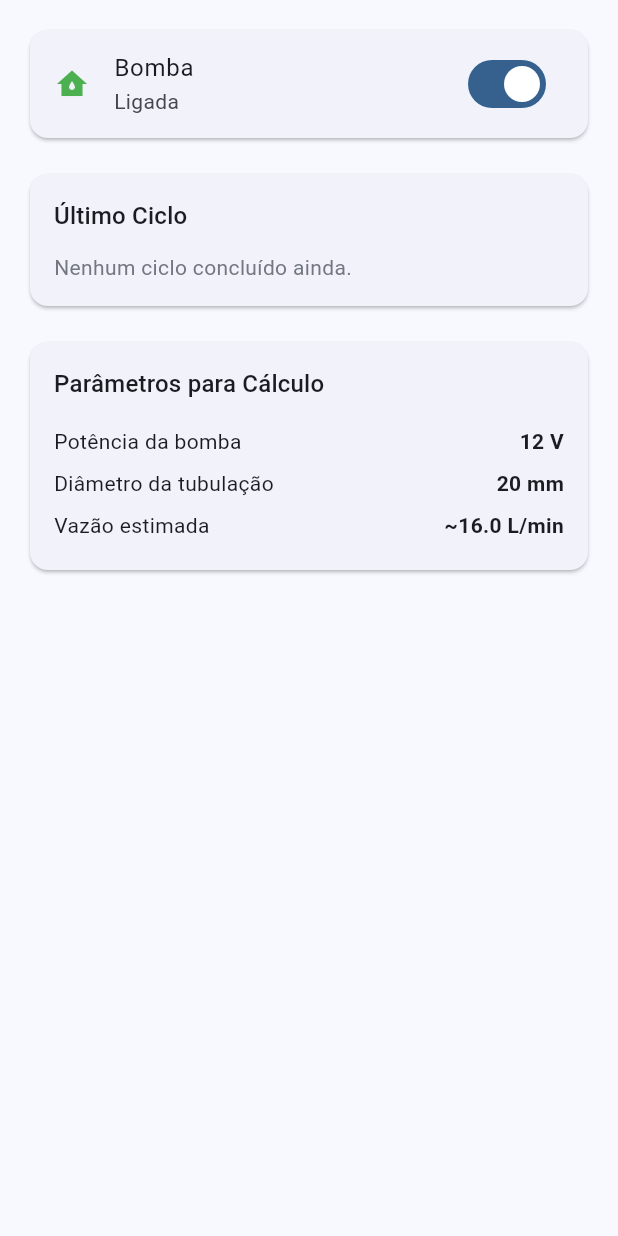
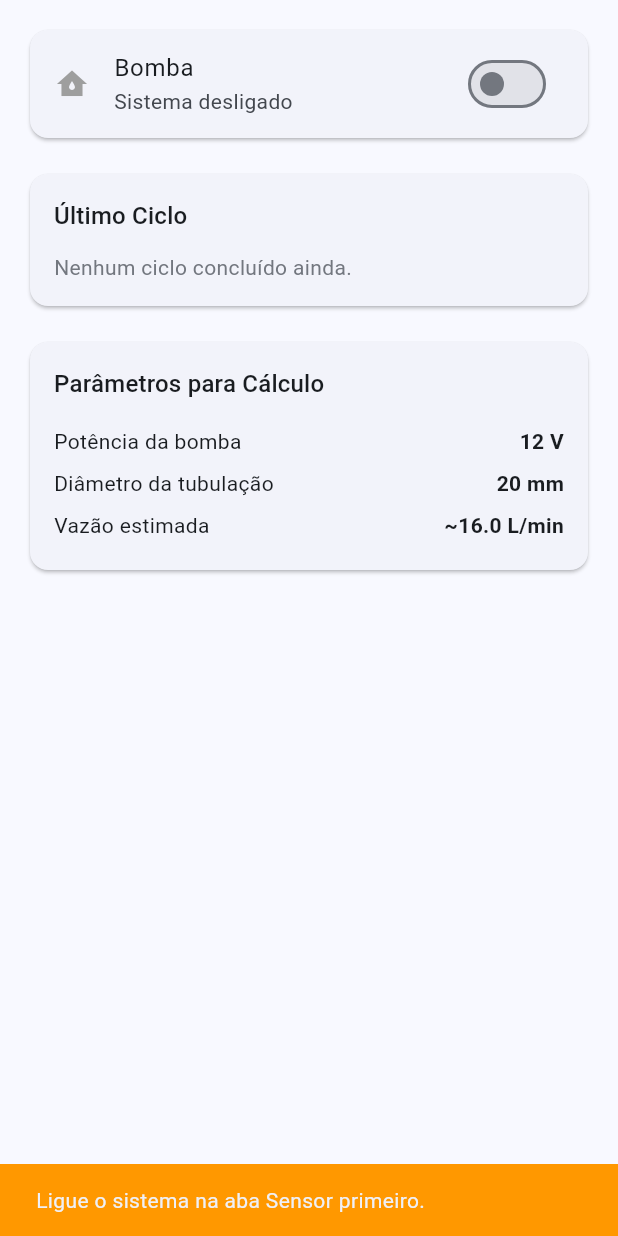
Before and after one commit to EJSeguro/controle-de-irrigacao, a Flutter app: the PumpScreen widget shown alone on an empty page, opened directly, after a tap on "Bomba", on a phone screen of 412 x 824 dp. Run offline on Flutter 3.47's test engine with Material 3 defaults, Android fonts, the phone set to English and light mode, and no system bars; our stand-ins replace shared_preferences, sqflite; missing offline and left inert: mqtt_client; accounts and stored records are empty.

Commit message:
fix: bomba so pode ser ligada se sessao ativa; feedback visual no pump screen

```diff
--- a/app/lib/providers/system_provider.dart
+++ b/app/lib/providers/system_provider.dart
@@ -393,6 +393,7 @@ class SystemProvider extends ChangeNotifier {
   }
 
   void ligarBomba() {
+    if (!_sessaoAtiva) return;
     _bombaDesligadaManual = false;
     _bombaLigada = true;
     _bombaLigadaDesde = DateTime.now();
--- a/app/lib/screens/pump_screen.dart
+++ b/app/lib/screens/pump_screen.dart
@@ -22,14 +22,25 @@ class PumpScreen extends StatelessWidget {
         Card(
           child: SwitchListTile(
             title: const Text('Bomba'),
-            subtitle: Text(system.bombaDesligadaManual
-                ? 'Desligada manualmente'
-                : system.bombaLigada
-                    ? 'Ligada'
-                    : 'Desligada'),
+            subtitle: Text(!system.sessaoAtiva
+                ? 'Sistema desligado'
+                : system.bombaDesligadaManual
+                    ? 'Desligada manualmente'
+                    : system.bombaLigada
+                        ? 'Ligada'
+                        : 'Desligada'),
             value: system.bombaLigada,
             onChanged: (v) {
               if (v) {
+                if (!system.sessaoAtiva) {
+                  ScaffoldMessenger.of(context).showSnackBar(
+                    const SnackBar(
+                      content: Text('Ligue o sistema na aba Sensor primeiro.'),
+                      backgroundColor: Colors.orange,
+                    ),
+                  );
+                  return;
+                }
                 system.ligarBomba();
               } else {
                 system.desligarBombaManual();
```
